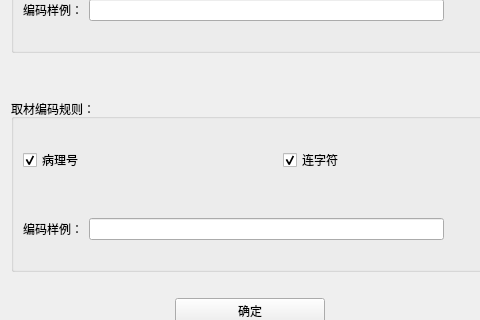
Above: tabsystemset/otherwidget/coderole.ui from YYC572652645/PatholoSystem before the change; both pictures show x 0 to 480 and y 198 to 518 of the 1062 by 639 pixel window. Below: the same form after it.
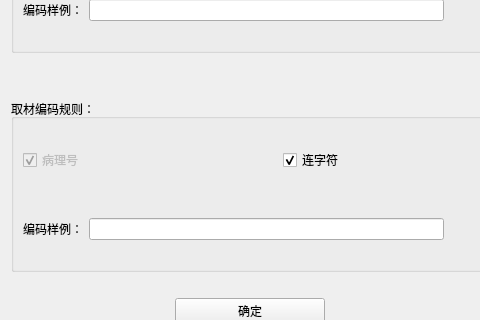
That is the form after the change.

Diff of the .ui file:
```diff
--- a/tabsystemset/otherwidget/coderole.ui
+++ b/tabsystemset/otherwidget/coderole.ui
@@ -317,6 +317,9 @@
                <layout class="QHBoxLayout" name="horizontalLayout_9">
                 <item>
                  <widget class="QCheckBox" name="checkBoxBingLiNumber">
+                  <property name="enabled">
+                   <bool>false</bool>
+                  </property>
                   <property name="text">
                    <string>病理号</string>
                   </property>
```
